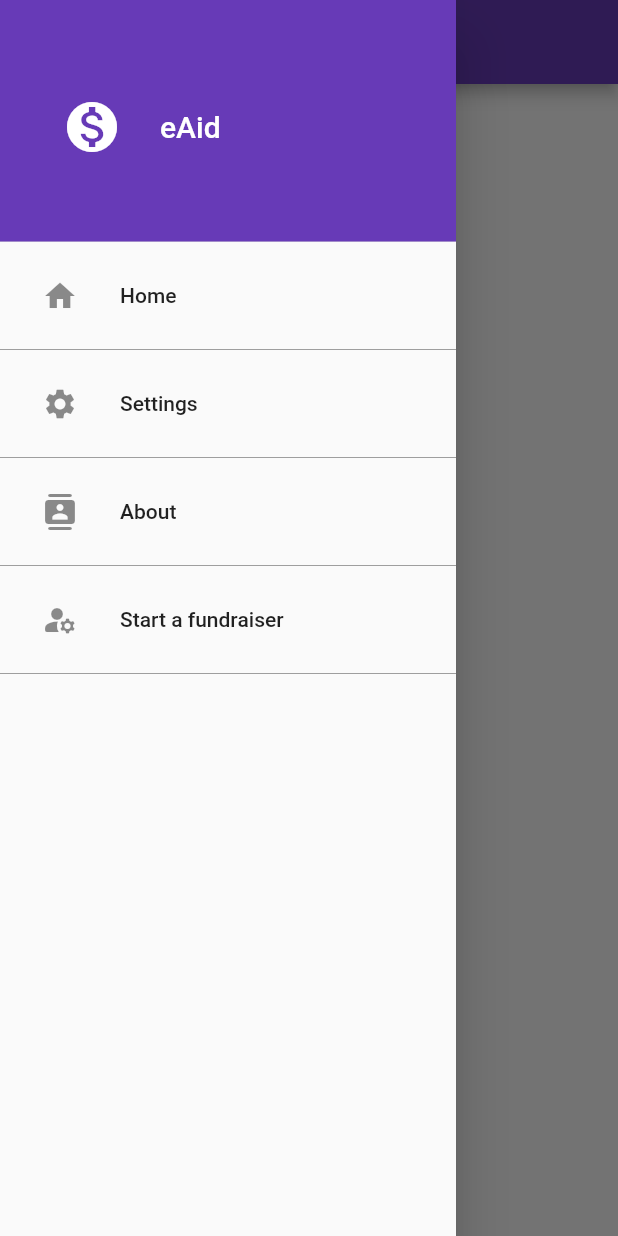
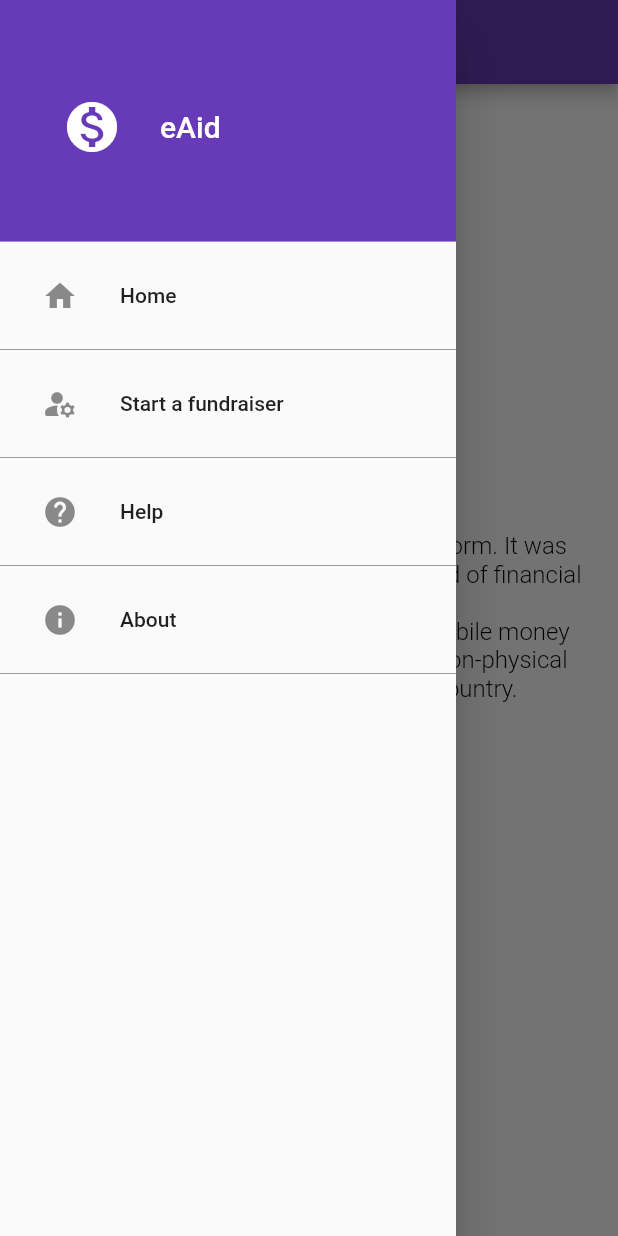
Before and after one commit to eaidapp/eAid, a Flutter app: the Contact screen opened directly, with the side drawer open, on a phone screen of 412 x 824 dp. Run offline on Flutter 3.47's test engine with Material 2 defaults, Android fonts, the phone set to English and light mode, and no system bars; our stand-ins replace cloud_firestore, firebase_auth, firebase_core, firebase_storage, image_picker; missing offline and left inert: flutterwave; accounts and stored records are empty; Roboto replaces fonts that are missing (Arial, Sans).

Commit message:
donation records

```diff
--- a/lib/about/about.dart
+++ b/lib/about/about.dart
@@ -9,10 +9,25 @@ class Contact extends StatelessWidget {
   @override
   Widget build(BuildContext context) {
     return Scaffold(
-        appBar: AppBar(
-          title: const Text("eAid"),
+      appBar: AppBar(
+        title: const Text("About"),
+      ),
+      drawer: const NavDrawer(),
+      body: const Center(
+        child: Padding(
+          padding: EdgeInsets.all(18.0),
+          child: Text(
+            "eAid is an online mobile donation platform. It was created to give a voice to anyone in need of financial help in Uganda.\nThis application supports Uganda's Mobile money services which are the most popular non-physical transaction technologies in this country.\nThank you for joining us!\n\neAid app team",
+            textAlign: TextAlign.center,
+            style: TextStyle(
+              color: Colors.black,
+              fontSize: 16.0,
+              fontWeight: FontWeight.w300,
+              fontFamily: 'Arial',
+            ),
+          ),
         ),
-        drawer: const NavDrawer(),
-        body: const Center(child: Text("A mobile donation platform")));
+      ),
+    );
   }
 }
--- a/lib/account/display_account.dart
+++ b/lib/account/display_account.dart
@@ -24,7 +24,6 @@ class _DisplayAccountState extends State<DisplayAccount> {
 
   @override
   Widget build(BuildContext context) {
-    bool hasRequest = false;
     final user = Provider.of<Account?>(context);
 
     return loading
@@ -62,7 +61,7 @@ class _DisplayAccountState extends State<DisplayAccount> {
                         child: Column(
                           children: <Widget>[
                             Padding(
-                                padding: EdgeInsets.all(25),
+                                padding: const EdgeInsets.all(25),
                                 child: RequestTile(userData!)),
                             Padding(
                               padding: const EdgeInsets.all(16.0),
--- a/lib/donation_requests/create_request.dart
+++ b/lib/donation_requests/create_request.dart
@@ -33,6 +33,7 @@ class _CreateRequestState extends State<CreateRequest> {
   @override
   Widget build(BuildContext context) {
     final user = Provider.of<Account?>(context);
+    String requestId = user!.uid;
     return loading
         ? Loading()
         : Scaffold(
@@ -49,7 +50,7 @@ class _CreateRequestState extends State<CreateRequest> {
                     Column(children: <Widget>[
                       Padding(
                         padding: const EdgeInsets.all(12.0),
-                        child: imageBox(user!.uid),
+                        child: imageBox(user.uid),
                       ),
                       ElevatedButton(
                         child: const Text('Create Fundraiser'),
@@ -65,6 +66,7 @@ class _CreateRequestState extends State<CreateRequest> {
                               phone,
                               amount,
                               amountDonated,
+                              requestId,
                             );
                           }
                         },
--- a/lib/donation_requests/request.dart
+++ b/lib/donation_requests/request.dart
@@ -5,6 +5,7 @@ class Request {
   final int amount;
   final int amountDonated;
   final String phone;
+  final String requestId;
 
   Request({
     required this.requestTitle,
@@ -13,6 +14,6 @@ class Request {
     required this.phone,
     required this.amount,
     required this.amountDonated,
+    required this.requestId,
   });
-
 }
--- a/lib/donation_requests/request_detail.dart
+++ b/lib/donation_requests/request_detail.dart
@@ -62,8 +62,10 @@ class _RequestDetailState extends State<RequestDetail> {
                 padding: const EdgeInsets.all(16.0),
                 child: ElevatedButton(
                   child: const Text('Donate'),
-                  onPressed: () => Navigator.of(context)
-                      .push(MaterialPageRoute(builder: (_) => Donation())),
+                  onPressed: () => Navigator.of(context).push(MaterialPageRoute(
+                      builder: (_) => Donation(
+                            request: widget.request,
+                          ))),
                 ),
               ),
               Padding(
--- a/lib/donation_requests/request_list.dart
+++ b/lib/donation_requests/request_list.dart
@@ -33,7 +33,7 @@ class _RequestListState extends State<RequestList> {
               );
             },
             child: Padding(
-              padding: const EdgeInsets.fromLTRB(14, 25, 14, 0),
+              padding: const EdgeInsets.fromLTRB(13, 25, 13, 0),
               child: RequestCard(requests[index]),
             ),
           );
--- /dev/null
+++ b/lib/help/help.dart
@@ -0,0 +1,28 @@
+import 'package:flutter/material.dart';
+import '../nav_bar/nav_drawer.dart';
+
+class Help extends StatelessWidget {
+  const Help({Key? key}) : super(key: key);
+
+  @override
+  Widget build(BuildContext context) {
+    return Scaffold(
+        appBar: AppBar(
+          title: const Text("Help"),
+        ),
+        drawer: const NavDrawer(),
+        body: const Center(
+            child: Padding(
+          padding: EdgeInsets.all(18.0),
+          child: Text(
+              "If you are facing any challenges with our system, please contact us on eaid@gmail.com\nYou will get feedback in less than 48 hours! ",
+              textAlign: TextAlign.center,
+              style: TextStyle(
+                color: Colors.black,
+                fontSize: 15.0,
+                fontWeight: FontWeight.w300,
+                fontFamily: 'Arial',
+              )),
+        )));
+  }
+}
--- a/lib/nav_bar/nav_drawer.dart
+++ b/lib/nav_bar/nav_drawer.dart
@@ -2,7 +2,7 @@ import 'package:eaid/nav_bar/wrapper.dart';
 import 'package:flutter/material.dart';
 import '../home/home.dart';
 import '../about/about.dart';
-import '../settings/settings.dart';
+import '../help/help.dart';
 
 class NavDrawer extends StatelessWidget {
   const NavDrawer({Key? key}) : super(key: key);
@@ -21,6 +21,10 @@ class NavDrawer extends StatelessWidget {
                 children: const [
                   Expanded(
                     flex: 3,
+                    // child: CircleAvatar(
+                    //   backgroundImage: AssetImage('assets/icon/icon.png'),
+                    //   backgroundColor: Colors.transparent,
+                    // ),
                     child: Icon(
                       Icons.monetization_on,
                       size: 40,
@@ -65,36 +69,6 @@ class NavDrawer extends StatelessWidget {
             color: Colors.grey,
           ),
           ListTile(
-            title: const Text("Settings"),
-            leading: IconButton(
-              icon: const Icon(Icons.settings),
-              onPressed: () {},
-            ),
-            onTap: () {
-              Navigator.of(context).pop();
-              Navigator.of(context).push(MaterialPageRoute(
-                  builder: (BuildContext context) => const Profile()));
-            },
-          ),
-          const Divider(
-            color: Colors.grey,
-          ),
-          ListTile(
-            title: const Text("About"),
-            leading: IconButton(
-              icon: const Icon(Icons.contacts_rounded),
-              onPressed: () {},
-            ),
-            onTap: () {
-              Navigator.of(context).pop();
-              Navigator.of(context).push(MaterialPageRoute(
-                  builder: (BuildContext context) => Contact()));
-            },
-          ),
-          const Divider(
-            color: Colors.grey,
-          ),
-          ListTile(
             title: const Text("Start a fundraiser"),
             leading: IconButton(
               icon: const Icon(Icons.manage_accounts_rounded),
@@ -111,6 +85,36 @@ class NavDrawer extends StatelessWidget {
           const Divider(
             color: Colors.grey,
           ),
+          ListTile(
+            title: const Text("Help"),
+            leading: IconButton(
+              icon: const Icon(Icons.help),
+              onPressed: () {},
+            ),
+            onTap: () {
+              Navigator.of(context).pop();
+              Navigator.of(context).push(MaterialPageRoute(
+                  builder: (BuildContext context) => const Help()));
+            },
+          ),
+          const Divider(
+            color: Colors.grey,
+          ),
+          ListTile(
+            title: const Text("About"),
+            leading: IconButton(
+              icon: const Icon(Icons.info),
+              onPressed: () {},
+            ),
+            onTap: () {
+              Navigator.of(context).pop();
+              Navigator.of(context).push(MaterialPageRoute(
+                  builder: (BuildContext context) => Contact()));
+            },
+          ),
+          const Divider(
+            color: Colors.grey,
+          ),
         ],
       ),
     );
--- a/lib/settings/settings.dart
+++ /dev/null
@@ -1,18 +0,0 @@
-import 'package:flutter/material.dart';
-import '../nav_bar/nav_drawer.dart';
-
-class Profile extends StatelessWidget {
-  static const String routeName = '/settings';
-
-  const Profile({Key? key}) : super(key: key);
-
-  @override
-  Widget build(BuildContext context) {
-    return Scaffold(
-        appBar: AppBar(
-          title: const Text("Settings"),
-        ),
-        drawer: const NavDrawer(),
-        body: const Center(child: Text("This is the settings page")));
-  }
-}
--- a/pubspec.yaml
+++ b/pubspec.yaml
@@ -69,6 +69,7 @@ flutter:
   # To add assets to your application, add an assets section, like this:
   assets:
       - images/
+      - assets/
 
   # An image asset can refer to one or more resolution-specific "variants", see
   # https://flutter.dev/assets-and-images/#resolution-aware.
```
Also changed, not shown: lib/donation/donation.dart (+18 -2 lines), lib/services/database.dart (+18 -2 lines).
